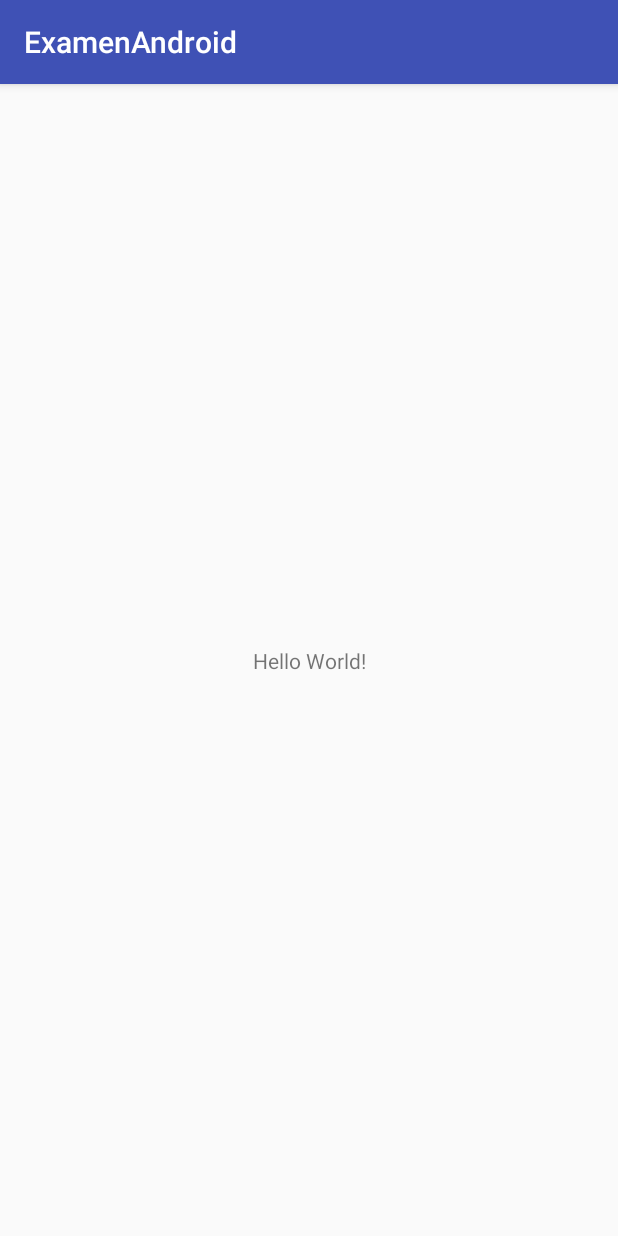
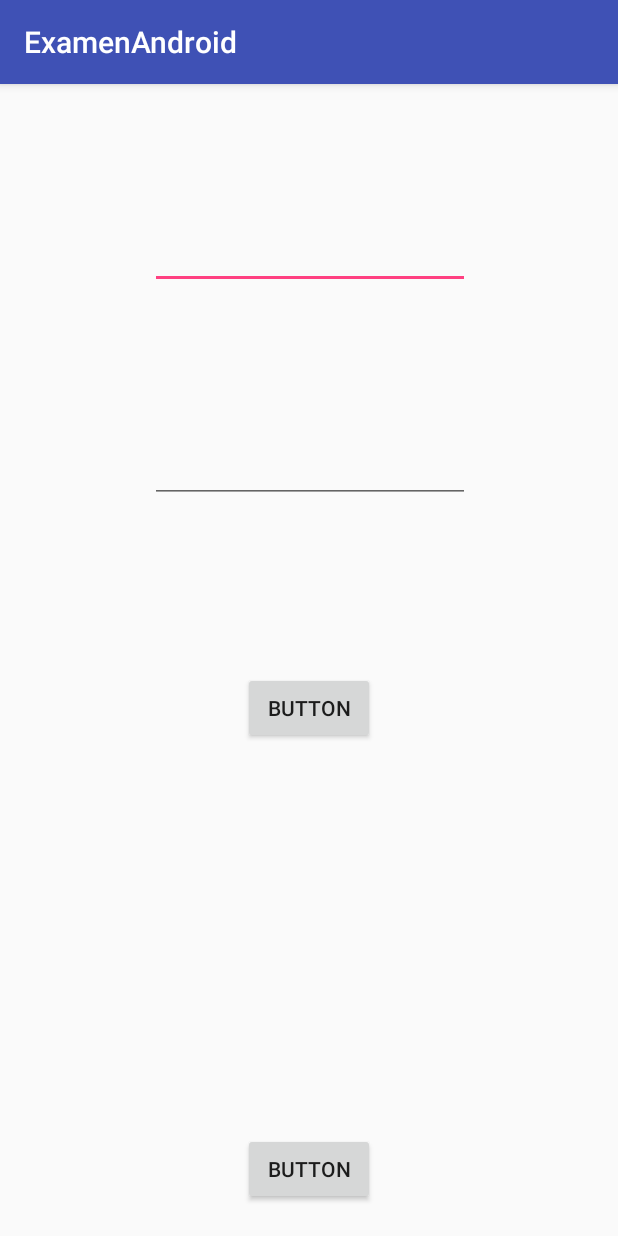
Before and after one commit to adrinaranjo94/ExamenAndroid, an Android app: the screen it shows after launch (LoginActivity), on a phone screen of 412 x 824 dp. Run offline under Robolectric (Android 15) with nearby library versions, the phone set to English and light mode, and no system bars.

Commit message:
Creacion del primer activity con botones login y register y los campos email y password

```diff
--- a/app/src/main/java/com/naranjo/adrian/examenandroid/LoginActivity.java
+++ b/app/src/main/java/com/naranjo/adrian/examenandroid/LoginActivity.java
@@ -2,12 +2,45 @@ package com.naranjo.adrian.examenandroid;
 
 import android.support.v7.app.AppCompatActivity;
 import android.os.Bundle;
+import android.view.View;
+import android.widget.Button;
+import android.widget.TextView;
 
 public class LoginActivity extends AppCompatActivity {
 
+    public Button bLogin, bRegister;
+    public TextView tEmail, tPass;
+    LoginActivityEvents events;
     @Override
     protected void onCreate(Bundle savedInstanceState) {
         super.onCreate(savedInstanceState);
         setContentView(R.layout.activity_login);
+
+        events = new LoginActivityEvents(this);
+
+        bLogin = findViewById(R.id.bLogin);
+        bRegister = findViewById(R.id.bRegister);
+
+        tEmail = findViewById(R.id.tEmail);
+        tPass = findViewById(R.id.tPass);
+
+        bLogin.setOnClickListener(events);
+        bRegister.setOnClickListener(events);
+
+
     }
 }
+
+class LoginActivityEvents implements View.OnClickListener{
+
+    LoginActivity loginActivity;
+
+    public LoginActivityEvents(LoginActivity loginActivity) {
+        this.loginActivity = loginActivity;
+    }
+
+    @Override
+    public void onClick(View view) {
+
+    }
+}
--- a/app/src/main/res/layout/activity_login.xml
+++ b/app/src/main/res/layout/activity_login.xml
@@ -6,13 +6,67 @@
     android:layout_height="match_parent"
     tools:context="com.naranjo.adrian.examenandroid.LoginActivity">
 
-    <TextView
+    <Button
+        android:id="@+id/bLogin"
         android:layout_width="wrap_content"
         android:layout_height="wrap_content"
-        android:text="Hello World!"
+        android:layout_marginBottom="8dp"
+        android:layout_marginEnd="8dp"
+        android:layout_marginStart="8dp"
+        android:layout_marginTop="8dp"
+        android:text="Button"
         app:layout_constraintBottom_toBottomOf="parent"
-        app:layout_constraintLeft_toLeftOf="parent"
-        app:layout_constraintRight_toRightOf="parent"
-        app:layout_constraintTop_toTopOf="parent" />
+        app:layout_constraintEnd_toEndOf="parent"
+        app:layout_constraintStart_toStartOf="parent"
+        app:layout_constraintTop_toTopOf="parent"
+        app:layout_constraintVertical_bias="0.545" />
 
+    <EditText
+        android:id="@+id/tEmail"
+        android:layout_width="wrap_content"
+        android:layout_height="wrap_content"
+        android:layout_marginBottom="8dp"
+        android:layout_marginEnd="8dp"
+        android:layout_marginStart="8dp"
+        android:layout_marginTop="8dp"
+        android:ems="10"
+        android:inputType="textEmailAddress"
+        app:layout_constraintBottom_toBottomOf="parent"
+        app:layout_constraintEnd_toEndOf="parent"
+        app:layout_constraintHorizontal_bias="0.503"
+        app:layout_constraintStart_toStartOf="parent"
+        app:layout_constraintTop_toTopOf="parent"
+        app:layout_constraintVertical_bias="0.118" />
+
+    <EditText
+        android:id="@+id/tPass"
+        android:layout_width="wrap_content"
+        android:layout_height="wrap_content"
+        android:layout_marginBottom="8dp"
+        android:layout_marginEnd="8dp"
+        android:layout_marginStart="8dp"
+        android:layout_marginTop="8dp"
+        android:ems="10"
+        android:inputType="textPassword"
+        app:layout_constraintBottom_toBottomOf="parent"
+        app:layout_constraintEnd_toEndOf="parent"
+        app:layout_constraintHorizontal_bias="0.503"
+        app:layout_constraintStart_toStartOf="parent"
+        app:layout_constraintTop_toTopOf="parent"
+        app:layout_constraintVertical_bias="0.32" />
+
+    <Button
+        android:id="@+id/bRegister"
+        android:layout_width="wrap_content"
+        android:layout_height="wrap_content"
+        android:layout_marginBottom="8dp"
+        android:layout_marginEnd="8dp"
+        android:layout_marginStart="8dp"
+        android:layout_marginTop="8dp"
+        android:text="Button"
+        app:layout_constraintBottom_toBottomOf="parent"
+        app:layout_constraintEnd_toEndOf="parent"
+        app:layout_constraintStart_toStartOf="parent"
+        app:layout_constraintTop_toTopOf="parent"
+        app:layout_constraintVertical_bias="0.982" />
 </android.support.constraint.ConstraintLayout>
```
